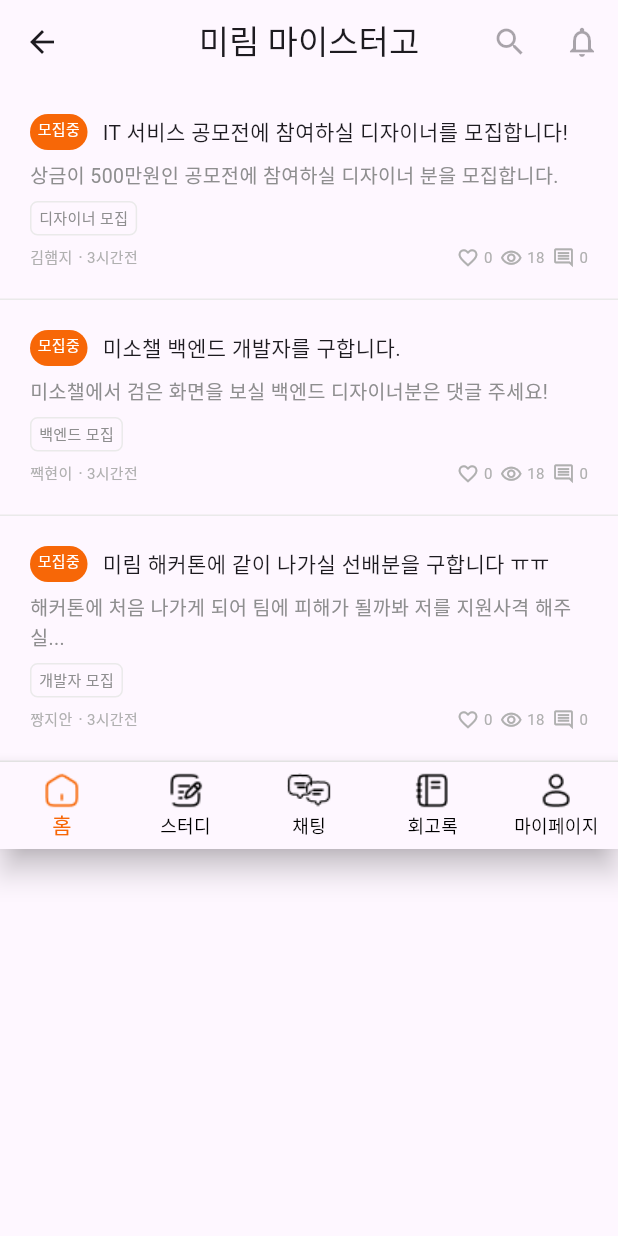
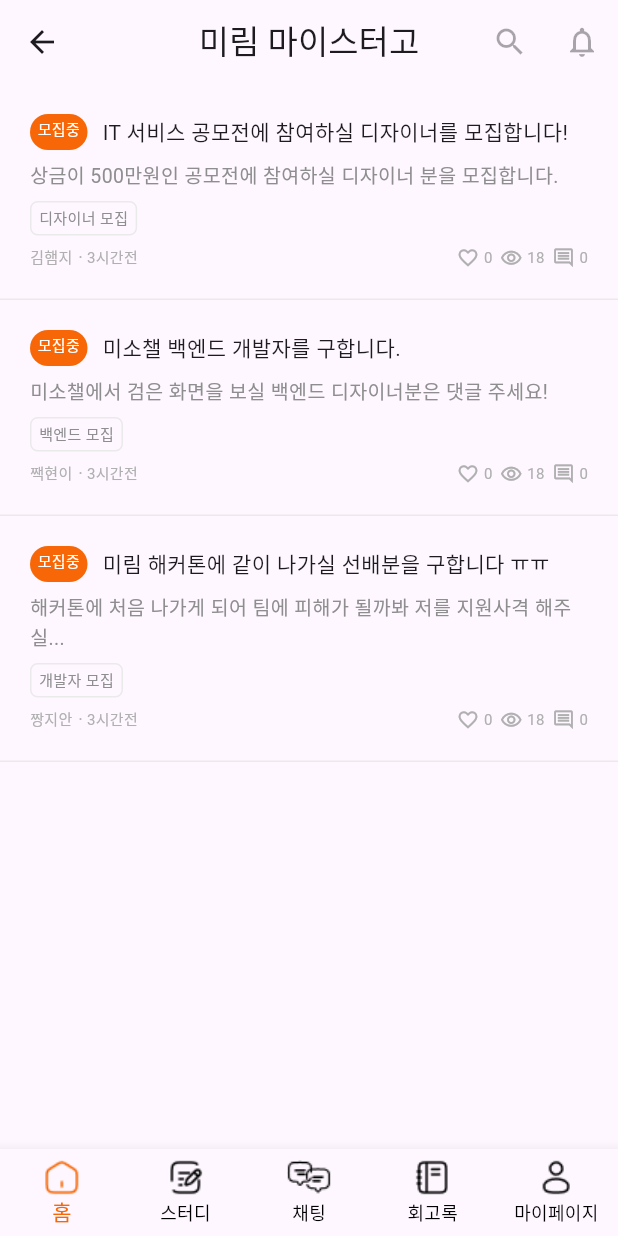
Before and after one commit to DreamOrReality/Dream-Or-Reality-Flutter, a Flutter app: the StudyScreen screen opened by its route, on a phone screen of 412 x 824 dp. Run offline on Flutter 3.47's test engine with Material 3 defaults, Android fonts, the phone set to English and light mode, and no system bars; our stand-ins replace fl_chart.

Commit message:
feat. navigation bar 코드 위치 변경

```diff
--- a/lib/screens/study_screen.dart
+++ b/lib/screens/study_screen.dart
@@ -35,7 +35,10 @@ class StudyScreen extends StatelessWidget {
                 '미소챌에서 검은 화면을 보실 백엔드 디자이너분은 댓글 주세요!', '백엔드 모집', '짹현이'),
             buildProjectPost(context, '미림 해커톤에 같이 나가실 선배분을 구합니다 ㅠㅠ',
                 '해커톤에 처음 나가게 되어 팀에 피해가 될까봐 저를 지원사격 해주실...', '개발자 모집', '짱지안'),
-            // bottom navigation bar
+          ],
+        ),
+      ),
+      bottomNavigationBar: // bottom navigation bar
           MyBottomNavigationBar(
         currentIndex: 0,
         onTap: (index) {
@@ -49,9 +52,6 @@ class StudyScreen extends StatelessWidget {
           }
         },
       ),
-          ],
-        ),
-      ),
     );
   }
 }
```
Also changed, not shown: lib/screens/home_screen.dart (+4 -4 lines). Lines whose indentation alone changed are shown as unchanged.
